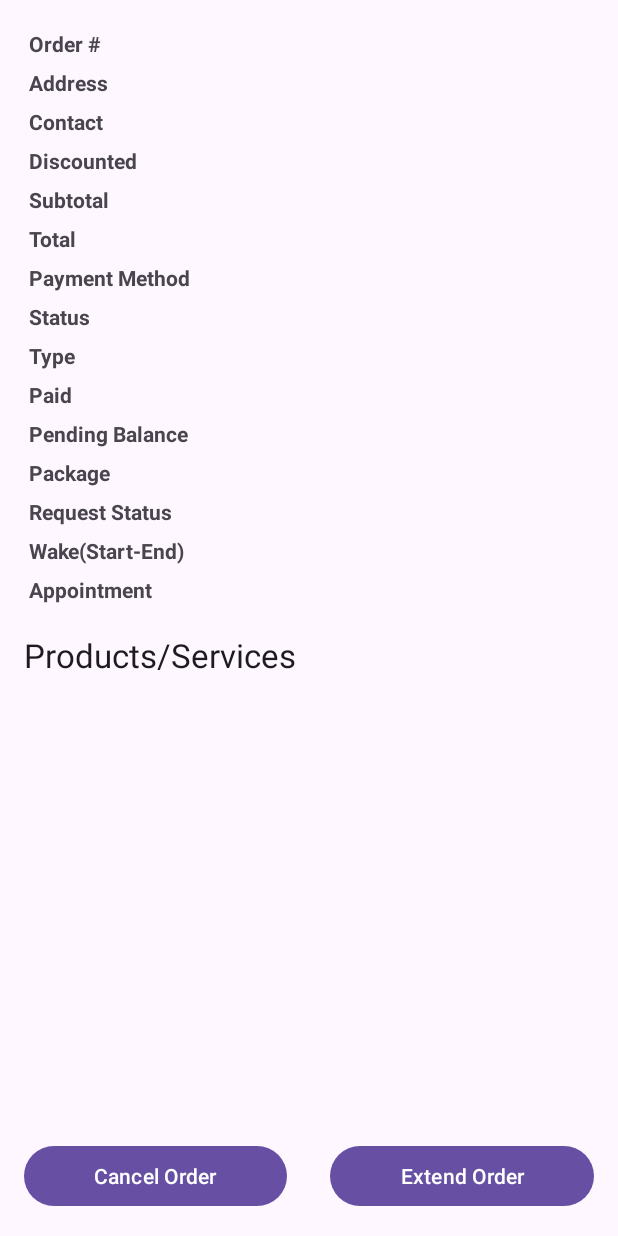
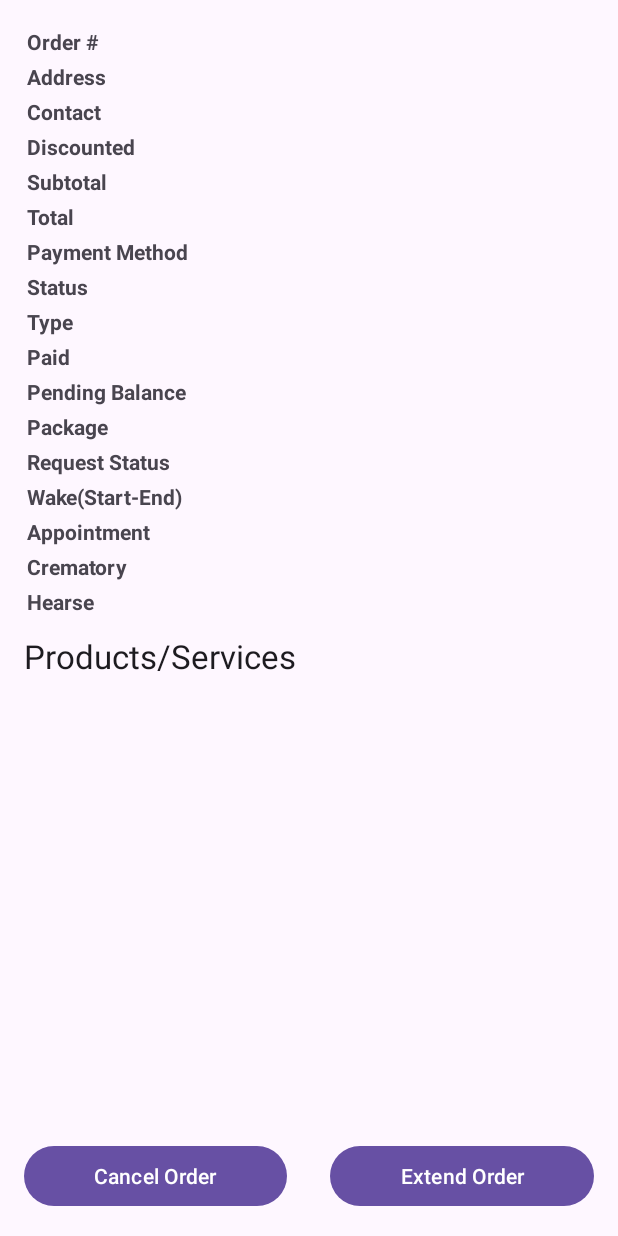
Before and after one commit to dyimz/FuneralSystemMobile, an Android app: the OrderinfoActivity screen opened directly, with no data from a screen before it, on a phone screen of 412 x 824 dp. Run offline under Robolectric (Android 15) with nearby library versions, the phone set to English and light mode, and no system bars; our stand-ins replace Picasso, Volley; network calls fail; pictures from the network do not load; 1 statement that could not run was skipped.

Commit message:
additional on order info

```diff
--- a/app/src/main/java/com/example/funeralsystemmobile/OrderinfoActivity.java
+++ b/app/src/main/java/com/example/funeralsystemmobile/OrderinfoActivity.java
@@ -69,6 +69,10 @@ public class OrderinfoActivity extends AppCompatActivity {
                             String wakefrom = order.getString("durationfrom");
                             String waketo = order.getString("durationto");
 
+                            String crematory = order.getString("crematorium_name");
+                            String hearse_model = order.getString("hearse_model");
+                            String hearse_plate = order.getString("hearse_licenseplate");
+
                             ((TextView) findViewById(R.id.orderNumberTextView)).setText(orderNumber);
                             ((TextView) findViewById(R.id.addressTextView)).setText(address);
                             ((TextView) findViewById(R.id.contactTextView)).setText(contact);
@@ -98,6 +102,22 @@ public class OrderinfoActivity extends AppCompatActivity {
                             }
                             ((TextView) findViewById(R.id.wakeTextView)).setText(wakefrom + "-" + waketo);
                             ((TextView) findViewById(R.id.appointmentTextView)).setText(wakefrom + "-" + waketo);
+
+                            ((TextView) findViewById(R.id.crematoryTextView)).setText(crematory);
+                            if (crematory == "null") {
+                                ((TextView) findViewById(R.id.crematoryTextView)).setText(" ");
+                            }
+                            ((TextView) findViewById(R.id.hearseTextView)).setText(hearse_model +" ("+ hearse_plate +")");
+                            if (hearse_model == "null") {
+                                ((TextView) findViewById(R.id.hearseTextView)).setText(" ");
+                            }
+
+                            TableRow crematoriumRow = (TableRow) findViewById(R.id.crematoriumRow);
+                            TableRow hearseRow = (TableRow) findViewById(R.id.hearseRow);
+                            if (type.equals("PRODUCTS")) {
+                                crematoriumRow.setVisibility(View.GONE);
+                                hearseRow.setVisibility(View.GONE);
+                            }
 
                             if (status.equals("CANCELLED")) {
 //                                Toast.makeText(getApplicationContext(), "cancelled", Toast.LENGTH_LONG).show();
--- a/app/src/main/res/layout/activity_orderinfo.xml
+++ b/app/src/main/res/layout/activity_orderinfo.xml
@@ -18,100 +18,100 @@
                 <TextView
                     android:text="Order #"
                     android:textStyle="bold"
-                    android:padding="3dp" />
+                    android:padding="2dp" />
                 <TextView
                     android:id="@+id/orderNumberTextView"
-                    android:padding="3dp" />
+                    android:padding="2dp" />
             </TableRow>
 
             <TableRow>
                 <TextView
                     android:text="Address"
                     android:textStyle="bold"
-                    android:padding="3dp" />
+                    android:padding="2dp" />
                 <TextView
                     android:id="@+id/addressTextView"
-                    android:padding="3dp" />
+                    android:padding="2dp" />
             </TableRow>
 
             <TableRow>
                 <TextView
                     android:text="Contact"
                     android:textStyle="bold"
-                    android:padding="3dp" />
+                    android:padding="2dp" />
                 <TextView
                     android:id="@+id/contactTextView"
-                    android:padding="3dp" />
+                    android:padding="2dp" />
             </TableRow>
 
             <TableRow>
                 <TextView
                     android:text="Discounted"
                     android:textStyle="bold"
-                    android:padding="3dp" />
+                    android:padding="2dp" />
                 <TextView
                     android:id="@+id/discountedTextView"
-                    android:padding="3dp" />
+                    android:padding="2dp" />
             </TableRow>
 
             <TableRow>
                 <TextView
                     android:text="Subtotal"
                     android:textStyle="bold"
-                    android:padding="3dp" />
+                    android:padding="2dp" />
                 <TextView
                     android:id="@+id/subtotalTextView"
-                    android:padding="3dp" />
+                    android:padding="2dp" />
             </TableRow>
 
             <TableRow>
                 <TextView
                     android:text="Total"
                     android:textStyle="bold"
-                    android:padding="3dp" />
+                    android:padding="2dp" />
                 <TextView
                     android:id="@+id/totalTextView"
-                    android:padding="3dp" />
+                    android:padding="2dp" />
             </TableRow>
 
             <TableRow>
                 <TextView
                     android:text="Payment Method"
                     android:textStyle="bold"
-                    android:padding="3dp" />
+                    android:padding="2dp" />
                 <TextView
                     android:id="@+id/paymentMethodTextView"
-                    android:padding="3dp" />
+                    android:padding="2dp" />
             </TableRow>
 
             <TableRow>
                 <TextView
                     android:text="Status"
                     android:textStyle="bold"
-                    android:padding="3dp" />
+                    android:padding="2dp" />
                 <TextView
                     android:id="@+id/statusTextView"
-                    android:padding="3dp" />
+                    android:padding="2dp" />
             </TableRow>
 
             <TableRow>
                 <TextView
                     android:text="Type"
                     android:textStyle="bold"
-                    android:padding="3dp" />
+                    android:padding="2dp" />
                 <TextView
                     android:id="@+id/typeTextView"
-                    android:padding="3dp" />
+                    android:padding="2dp" />
             </TableRow>
 
             <TableRow>
                 <TextView
                     android:text="Paid"
                     android:textStyle="bold"
-                    android:padding="3dp" />
+                    android:padding="2dp" />
                 <TextView
                     android:id="@+id/paidTextView"
-                    android:padding="3dp" />
+                    android:padding="2dp" />
             </TableRow>
 
 
@@ -119,10 +119,10 @@
                 <TextView
                     android:text="Pending Balance"
                     android:textStyle="bold"
-                    android:padding="3dp" />
+                    android:padding="2dp" />
                 <TextView
                     android:id="@+id/pendingTextView"
-                    android:padding="3dp" />
+                    android:padding="2dp" />
             </TableRow>
 
             <TableRow
@@ -132,10 +132,10 @@
                 <TextView
                     android:text="Package"
                     android:textStyle="bold"
-                    android:padding="3dp" />
+                    android:padding="2dp" />
                 <TextView
                     android:id="@+id/packageTextView"
-                    android:padding="3dp"
+                    android:padding="2dp"
                     android:layout_width="wrap_content"
                     android:layout_height="wrap_content" />
             </TableRow>
@@ -147,10 +147,10 @@
                 <TextView
                     android:text="Request Status"
                     android:textStyle="bold"
-                    android:padding="3dp" />
+                    android:padding="2dp" />
                 <TextView
                     android:id="@+id/reqStatusTextView"
-                    android:padding="3dp"
+                    android:padding="2dp"
                     android:layout_width="wrap_content"
                     android:layout_height="wrap_content" />
             </TableRow>
@@ -162,10 +162,10 @@
                 <TextView
                     android:text="Wake(Start-End)"
                     android:textStyle="bold"
-                    android:padding="3dp" />
+                    android:padding="2dp" />
                 <TextView
                     android:id="@+id/wakeTextView"
-                    android:padding="1dp"
+                    android:padding="2dp"
                     android:layout_width="wrap_content"
                     android:layout_height="wrap_content" />
             </TableRow>
@@ -177,10 +177,40 @@
                 <TextView
                     android:text="Appointment"
                     android:textStyle="bold"
-                    android:padding="3dp" />
+                    android:padding="2dp" />
                 <TextView
                     android:id="@+id/appointmentTextView"
-                    android:padding="1dp"
+                    android:padding="2dp"
+                    android:layout_width="wrap_content"
+                    android:layout_height="wrap_content" />
+            </TableRow>
+
+            <TableRow
+                android:id="@+id/crematoriumRow"
+                android:layout_width="match_parent"
+                android:layout_height="wrap_content">
+                <TextView
+                    android:text="Crematory"
+                    android:textStyle="bold"
+                    android:padding="2dp" />
+                <TextView
+                    android:id="@+id/crematoryTextView"
+                    android:padding="2dp"
+                    android:layout_width="wrap_content"
+                    android:layout_height="wrap_content" />
+            </TableRow>
+
+            <TableRow
+                android:id="@+id/hearseRow"
+                android:layout_width="match_parent"
+                android:layout_height="wrap_content">
+                <TextView
+                    android:text="Hearse"
+                    android:textStyle="bold"
+                    android:padding="2dp" />
+                <TextView
+                    android:id="@+id/hearseTextView"
+                    android:padding="2dp"
                     android:layout_width="wrap_content"
                     android:layout_height="wrap_content" />
             </TableRow>
@@ -203,7 +233,7 @@
         <TextView
             android:text="Products/Services"
             android:textAppearance="?android:attr/textAppearanceLarge"
-            android:layout_marginTop="16dp"
+            android:layout_marginTop="10dp"
             android:layout_width="match_parent"
             android:layout_height="wrap_content" />
 
@@ -220,7 +250,7 @@
         android:layout_height="wrap_content"
         android:orientation="horizontal"
         android:layout_alignParentBottom="true"
-        android:layout_marginTop="16dp">
+        android:layout_marginTop="10dp">
 
         <Button
             android:id="@+id/cancelButton"
```
